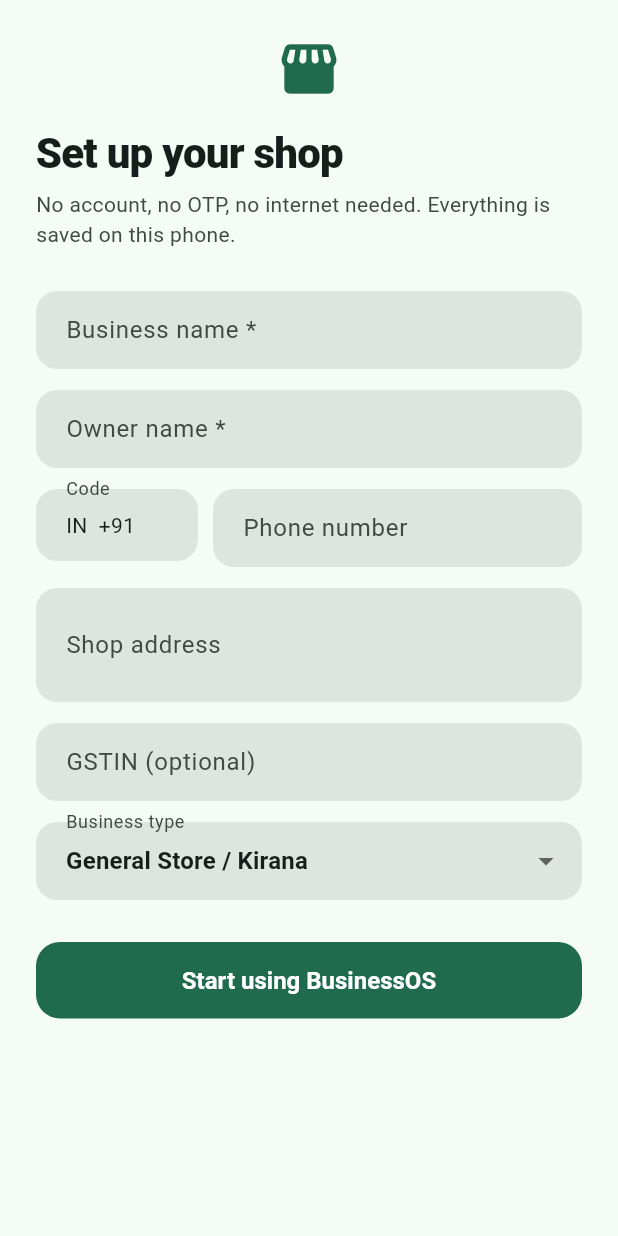
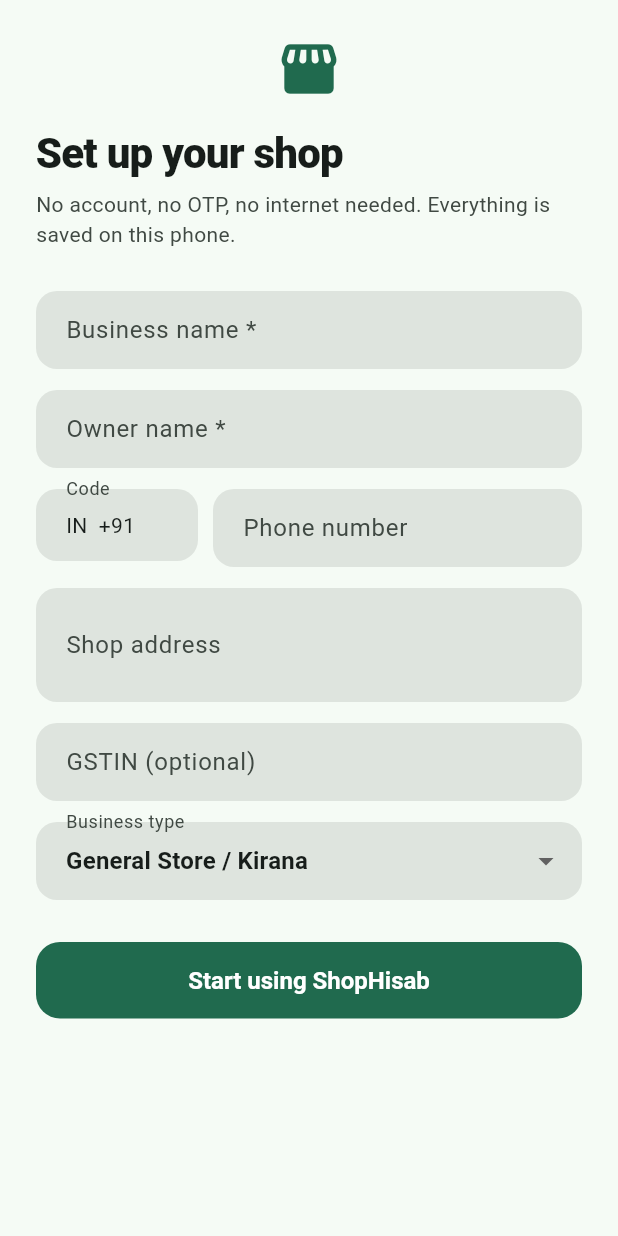
Before and after one commit to Arbaazkapz/businessos, a Flutter app: the screen it shows after launch, on a phone screen of 412 x 824 dp. Run offline on Flutter 3.47's test engine with Material 3 defaults, Android fonts, the light colour scheme and no system bars; our stand-ins replace drift, file_picker, flutter_riverpod, flutter_secure_storage, local_auth, pdf and 3 more; missing offline and left inert: encrypt; accounts and stored records are empty; generated files the repository leaves out were written again.

Commit message:
Add files via upload

```diff
--- a/lib/core/theme.dart
+++ b/lib/core/theme.dart
@@ -1,6 +1,6 @@
 import 'package:flutter/material.dart';
 
-/// Central theme definitions for BusinessOS.
+/// Central theme definitions for ShopHisab.
 ///
 /// Design direction: large confident typography for numbers (owners glance
 /// at this screen in bright shop lighting), generous rounded cards, and a
--- a/lib/data/repositories.dart
+++ b/lib/data/repositories.dart
@@ -565,7 +565,7 @@
   Future<bool> authenticateBiometric() async {
     try {
       return await _localAuth.authenticate(
-        localizedReason: 'Unlock BusinessOS',
+        localizedReason: 'Unlock ShopHisab',
         options: const AuthenticationOptions(biometricOnly: true, stickyAuth: true),
       );
     } catch (_) {
--- a/lib/main.dart
+++ b/lib/main.dart
@@ -7,17 +7,17 @@
 
 void main() {
   WidgetsFlutterBinding.ensureInitialized();
-  runApp(const ProviderScope(child: BusinessOSApp()));
+  runApp(const ProviderScope(child: ShopHisabApp()));
 }
 
-class BusinessOSApp extends ConsumerWidget {
-  const BusinessOSApp({super.key});
+class ShopHisabApp extends ConsumerWidget {
+  const ShopHisabApp({super.key});
 
   @override
   Widget build(BuildContext context, WidgetRef ref) {
     final themeMode = ref.watch(themeModeProvider);
     return MaterialApp(
-      title: 'BusinessOS',
+      title: 'ShopHisab',
       debugShowCheckedModeBanner: false,
       theme: AppTheme.light(),
       darkTheme: AppTheme.dark(),
--- a/lib/services/pdf_invoice_service.dart
+++ b/lib/services/pdf_invoice_service.dart
@@ -128,7 +128,7 @@
               pw.SizedBox(height: 28),
               pw.Center(
                 child: pw.Text(
-                  'Generated by BusinessOS - Your Shop. Your Data. Always Available.',
+                  'Generated by ShopHisab - Your Shop. Your Data. Always Available.',
                   style: const pw.TextStyle(fontSize: 9, color: PdfColors.grey600),
                 ),
               ),
--- a/lib/ui/screens/business_setup_screen.dart
+++ b/lib/ui/screens/business_setup_screen.dart
@@ -251,7 +251,7 @@
                     height: 20,
                     child: CircularProgressIndicator(strokeWidth: 2, color: Colors.white),
                   )
-                : Text(_isEditing ? 'Save Changes' : 'Start using BusinessOS'),
+                : Text(_isEditing ? 'Save Changes' : 'Start using ShopHisab'),
           ),
         ],
       ),
--- a/lib/ui/screens/pin_screens.dart
+++ b/lib/ui/screens/pin_screens.dart
@@ -164,7 +164,7 @@
         child: Column(
           crossAxisAlignment: CrossAxisAlignment.stretch,
           children: [
-            Text('Choose a 4-6 digit PIN to lock BusinessOS.',
+            Text('Choose a 4-6 digit PIN to lock ShopHisab.',
                 style: Theme.of(context).textTheme.bodyMedium),
             const SizedBox(height: 20),
             TextField(
--- a/lib/ui/screens/settings/settings_screens.dart
+++ b/lib/ui/screens/settings/settings_screens.dart
@@ -154,7 +154,7 @@
           const _SectionLabel('About'),
           const ListTile(
             leading: Icon(Icons.info_outline),
-            title: Text('BusinessOS v1.0'),
+            title: Text('ShopHisab v1.5'),
             subtitle: Text(
                 'Your Shop. Your Data. Always Available.\nWorks fully offline - no account, no server, no ads.'),
             isThreeLine: true,
@@ -245,8 +245,8 @@
       await SharePlus.instance.share(
         ShareParams(
           files: [XFile(file.path)],
-          subject: 'BusinessOS Backup',
-          text: 'BusinessOS encrypted backup - keep this file and your passphrase safe.',
+          subject: 'ShopHisab Backup',
+          text: 'ShopHisab encrypted backup - keep this file and your passphrase safe.',
         ),
       );
       if (mounted) showSuccessSnack(context, 'Backup created');
@@ -302,7 +302,7 @@
         builder: (ctx) => AlertDialog(
           title: const Text('Restore complete'),
           content: const Text(
-              'Please close BusinessOS completely and reopen it to load the restored data.'),
+              'Please close ShopHisab completely and reopen it to load the restored data.'),
           actions: [
             FilledButton(onPressed: () => Navigator.pop(ctx), child: const Text('OK')),
           ],
@@ -333,7 +333,7 @@
                   const SizedBox(width: 10),
                   const Expanded(
                     child: Text(
-                      'Backups are AES-256 encrypted and stored only where you choose to save or share them. BusinessOS never uploads your data automatically.',
+                      'Backups are AES-256 encrypted and stored only where you choose to save or share them. ShopHisab never uploads your data automatically.',
                     ),
                   ),
                 ],
--- a/lib/ui/screens/splash_screen.dart
+++ b/lib/ui/screens/splash_screen.dart
@@ -69,7 +69,7 @@
             ),
             const SizedBox(height: 20),
             Text(
-              'BusinessOS',
+              'ShopHisab',
               style: Theme.of(context)
                   .textTheme
                   .headlineMedium
```
Also changed, not shown: pubspec.yaml (+13 -2 lines), assets/icon/app_icon.png (added), 1 other file.
